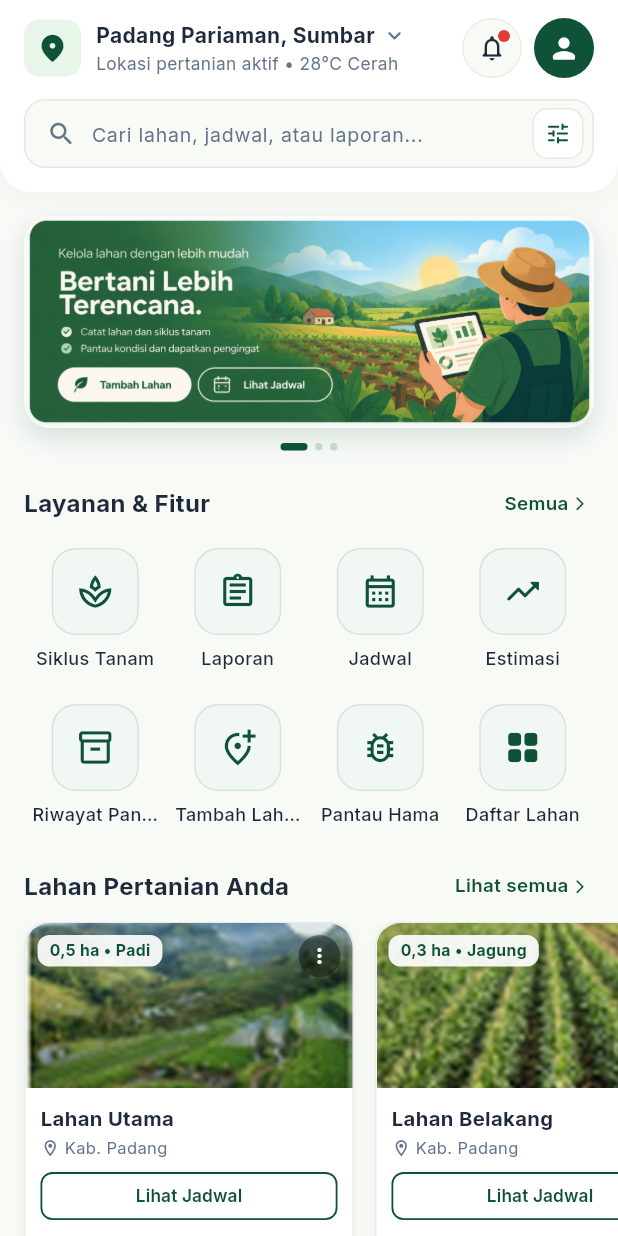
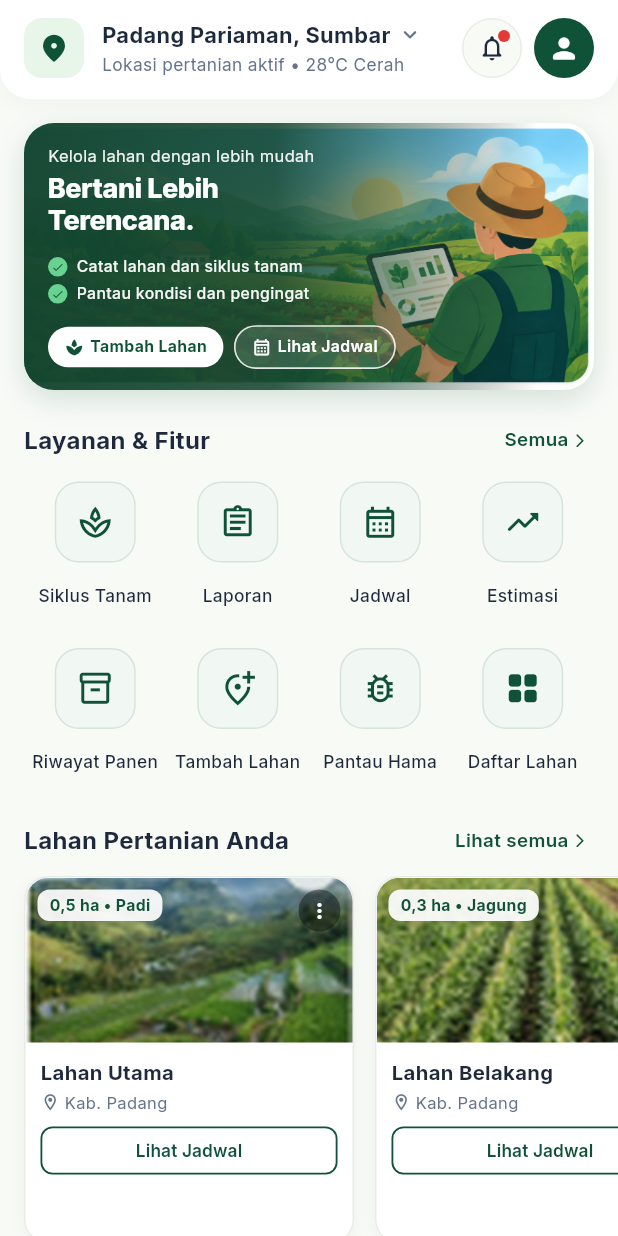
Before and after one commit to Ferdian-R/AgroPlan, a Flutter app: the HomeScreen screen opened by its route, on a phone screen of 412 x 824 dp. Run offline on Flutter 3.47's test engine with Material 3 defaults, Android fonts, the phone set to English and light mode, and no system bars; our stand-ins replace google_fonts, image_picker.

Commit message:
feat(home): rapikan jarak menu 4-kolom, hapus search bar, banner dengan teks/tombol/gradasi manual tanpa dots

```diff
--- a/lib/screens/home/home_screen.dart
+++ b/lib/screens/home/home_screen.dart
@@ -26,14 +26,6 @@ class HomeScreen extends StatefulWidget {
 }
 
 class _HomeScreenState extends State<HomeScreen> {
-  final TextEditingController _searchController = TextEditingController();
-
-  @override
-  void dispose() {
-    _searchController.dispose();
-    super.dispose();
-  }
-
   /// Navigasi ke halaman placeholder untuk fitur lanjutan
   void _navigateToPlaceholder(
     BuildContext context, {
@@ -135,21 +127,21 @@ class _HomeScreenState extends State<HomeScreen> {
             crossAxisAlignment: CrossAxisAlignment.start,
             children: [
               // ═════════════════════════════════════════════════
-              // 1. TOP HEADER (LOKASI, SEARCH BAR, NOTIFIKASI)
+              // 1. TOP HEADER (LOKASI, NOTIFIKASI, PROFIL)
               // ═════════════════════════════════════════════════
               _buildTopHeader(context),
 
               const SizedBox(height: 16),
 
               // ═════════════════════════════════════════════════
-              // 2. HERO BANNER (GAMBAR KEDUA "BERTANI LEBIH TERENCANA")
+              // 2. HERO BANNER ("BERTANI LEBIH TERENCANA")
               // ═════════════════════════════════════════════════
               _buildHeroBanner(context),
 
-              const SizedBox(height: 24),
+              const SizedBox(height: 22),
 
               // ═════════════════════════════════════════════════
-              // 3. LAYANAN & FITUR (MENU DI BAWAH GAMBAR - 4 KOLOM)
+              // 3. LAYANAN & FITUR (MENU 4 KOLOM X 2 BARIS)
               // ═════════════════════════════════════════════════
               _buildPopularServices(context),
 
@@ -169,11 +161,11 @@ class _HomeScreenState extends State<HomeScreen> {
   }
 
   // ─────────────────────────────────────────────────────────────
-  // 1. TOP HEADER (Lokasi, Profil, Search Bar)
+  // 1. TOP HEADER (Lokasi, Notifikasi, Profil - Tanpa Search Bar)
   // ─────────────────────────────────────────────────────────────
   Widget _buildTopHeader(BuildContext context) {
     return Container(
-      padding: const EdgeInsets.fromLTRB(16, 12, 16, 16),
+      padding: const EdgeInsets.fromLTRB(16, 12, 16, 14),
       decoration: const BoxDecoration(
         color: Colors.white,
         borderRadius: BorderRadius.vertical(bottom: Radius.circular(20)),
@@ -185,17 +177,14 @@ class _HomeScreenState extends State<HomeScreen> {
           ),
         ],
       ),
-      child: Column(
-        children: [
-          // Baris 1: Lokasi & Tombol Aksi (Notifikasi & Profil)
-          Row(
+      child: Row(
         children: [
           Container(
-                width: 38,
-                height: 38,
+            width: 40,
+            height: 40,
             decoration: BoxDecoration(
               color: AppColors.chipGreenBg,
-                  borderRadius: BorderRadius.circular(10),
+              borderRadius: BorderRadius.circular(12),
             ),
             child: const Icon(
               Icons.location_on_rounded,
@@ -203,7 +192,7 @@ class _HomeScreenState extends State<HomeScreen> {
               size: 22,
             ),
           ),
-              const SizedBox(width: 10),
+          const SizedBox(width: 12),
           Expanded(
             child: Column(
               crossAxisAlignment: CrossAxisAlignment.start,
@@ -214,7 +203,7 @@ class _HomeScreenState extends State<HomeScreen> {
                       child: Text(
                         'Padang Pariaman, Sumbar',
                         style: AppTextStyles.cardTitle.copyWith(
-                              fontSize: 14,
+                          fontSize: 14.5,
                           fontWeight: FontWeight.w700,
                           color: AppColors.textPrimary,
                         ),
@@ -230,7 +219,7 @@ class _HomeScreenState extends State<HomeScreen> {
                     ),
                   ],
                 ),
-                    const SizedBox(height: 1),
+                const SizedBox(height: 2),
                 Text(
                   'Lokasi pertanian aktif • 28°C Cerah',
                   style: AppTextStyles.cardSubtitle.copyWith(
@@ -313,103 +302,116 @@ class _HomeScreenState extends State<HomeScreen> {
           ),
         ],
       ),
-
-          const SizedBox(height: 14),
-
-          // Baris 2: Search Bar Modern dengan Filter
-          Container(
-            height: 46,
-            decoration: BoxDecoration(
-              color: AppColors.homeBackground,
-              borderRadius: BorderRadius.circular(14),
-              border: Border.all(color: AppColors.divider.withValues(alpha: 0.8)),
-            ),
-            child: Row(
-              children: [
-                const SizedBox(width: 14),
-                const Icon(
-                  Icons.search_rounded,
-                  color: AppColors.textSecondary,
-                  size: 20,
-                ),
-                const SizedBox(width: 10),
-                Expanded(
-                  child: TextField(
-                    controller: _searchController,
-                    decoration: InputDecoration(
-                      hintText: 'Cari lahan, jadwal, atau laporan...',
-                      hintStyle: AppTextStyles.cardSubtitle.copyWith(fontSize: 13),
-                      border: InputBorder.none,
-                      isDense: true,
-                      contentPadding: EdgeInsets.zero,
-                    ),
-                  ),
-                ),
-                Container(
-                  margin: const EdgeInsets.only(right: 6),
-                  width: 34,
-                  height: 34,
-                  decoration: BoxDecoration(
-                    color: Colors.white,
-                    borderRadius: BorderRadius.circular(10),
-                    border: Border.all(color: AppColors.divider.withValues(alpha: 0.8)),
-                  ),
-                  child: const Icon(
-                    Icons.tune_rounded,
-                    size: 18,
-                    color: AppColors.primary,
-                  ),
-                ),
-              ],
-            ),
-          ),
-        ],
-      ),
     );
   }
 
   // ─────────────────────────────────────────────────────────────
-  // 2. HERO BANNER (Gambar 2: "Bertani Lebih Terencana")
+  // 2. HERO BANNER (Gambar 1 Bersih + Teks, Tombol, Gradasi Manual)
   // ─────────────────────────────────────────────────────────────
   Widget _buildHeroBanner(BuildContext context) {
     return Padding(
       padding: const EdgeInsets.symmetric(horizontal: 16),
-      child: Column(
-        children: [
-          Container(
+      child: Container(
+        height: 178,
+        width: double.infinity,
         decoration: BoxDecoration(
-              borderRadius: BorderRadius.circular(18),
+          borderRadius: BorderRadius.circular(20),
           boxShadow: [
             BoxShadow(
-                  color: AppColors.primary.withValues(alpha: 0.15),
-                  blurRadius: 14,
+              color: AppColors.primary.withValues(alpha: 0.16),
+              blurRadius: 16,
               offset: const Offset(0, 6),
             ),
           ],
         ),
         child: ClipRRect(
-              borderRadius: BorderRadius.circular(18),
-              child: AspectRatio(
-                aspectRatio: 1024 / 381,
+          borderRadius: BorderRadius.circular(20),
           child: Stack(
+            fit: StackFit.expand,
             children: [
-                    // Gambar Banner Utama
+              // Gambar Ilustrasi Bersih (Gambar 1)
+              Image.asset(
+                'assets/images/banner_petani_clean.png',
+                fit: BoxFit.cover,
+                alignment: Alignment.centerRight,
+              ),
+
+              // Gradasi Hijau Gelap Manual di Kiri
               Positioned.fill(
-                      child: Image.asset(
-                        'assets/images/banner_bertani_terencana.png',
-                        fit: BoxFit.cover,
+                child: DecoratedBox(
+                  decoration: BoxDecoration(
+                    gradient: LinearGradient(
+                      begin: Alignment.centerLeft,
+                      end: Alignment.centerRight,
+                      stops: const [0.0, 0.44, 0.66, 0.90],
+                      colors: [
+                        const Color(0xFF14452F).withValues(alpha: 0.97),
+                        const Color(0xFF14452F).withValues(alpha: 0.88),
+                        const Color(0xFF14452F).withValues(alpha: 0.48),
+                        Colors.transparent,
+                      ],
+                    ),
+                  ),
                 ),
               ),
 
-                    // Area Aksi Interaktif Tombol di atas Gambar Banner
-                    // Tombol Kiri: "Tambah Lahan"
-                    Positioned(
-                      left: 12,
-                      bottom: 12,
-                      width: 135,
-                      height: 40,
-                      child: Material(
-                        color: Colors.transparent,
+              // Konten Manual: Teks, Ceklis, dan Tombol Interaktif
+              Padding(
+                padding: const EdgeInsets.fromLTRB(16, 14, 16, 14),
+                child: SizedBox(
+                  width: MediaQuery.of(context).size.width * 0.62,
+                  child: Column(
+                    crossAxisAlignment: CrossAxisAlignment.start,
+                    mainAxisAlignment: MainAxisAlignment.spaceBetween,
+                    children: [
+                      // Subtitle & Judul Utama
+                      Column(
+                        crossAxisAlignment: CrossAxisAlignment.start,
+                        mainAxisSize: MainAxisSize.min,
+                        children: [
+                          Text(
+                            'Kelola lahan dengan lebih mudah',
+                            style: TextStyle(
+                              color: Colors.white.withValues(alpha: 0.92),
+                              fontSize: 11,
+                              fontWeight: FontWeight.w400,
+                              letterSpacing: 0.2,
+                            ),
+                          ),
+                          const SizedBox(height: 3),
+                          const Text(
+                            'Bertani Lebih\nTerencana.',
+                            style: TextStyle(
+                              color: Colors.white,
+                              fontSize: 18,
+                              fontWeight: FontWeight.w800,
+                              height: 1.15,
+                              letterSpacing: -0.3,
+                            ),
+                          ),
+                        ],
+                      ),
+
+                      // Poin Ceklis
+                      Column(
+                        crossAxisAlignment: CrossAxisAlignment.start,
+                        mainAxisSize: MainAxisSize.min,
+                        children: [
+                          _buildBannerCheckItem('Catat lahan dan siklus tanam'),
+                          const SizedBox(height: 3),
+                          _buildBannerCheckItem('Pantau kondisi dan pengingat'),
+                        ],
+                      ),
+
+                      // Tombol Aksi Manual
+                      FittedBox(
+                        alignment: Alignment.centerLeft,
+                        child: Row(
+                          children: [
+                            // Tombol 1: Tambah Lahan (Tombol Putih)
+                            Material(
+                              color: Colors.white,
+                              borderRadius: BorderRadius.circular(20),
                               child: InkWell(
                                 borderRadius: BorderRadius.circular(20),
                                 onTap: () {
@@ -420,18 +422,40 @@ class _HomeScreenState extends State<HomeScreen> {
                                     ),
                                   );
                                 },
+                                child: Padding(
+                                  padding: const EdgeInsets.symmetric(
+                                    horizontal: 11,
+                                    vertical: 6,
+                                  ),
+                                  child: Row(
+                                    mainAxisSize: MainAxisSize.min,
+                                    children: const [
+                                      Icon(
+                                        Icons.spa_rounded,
+                                        size: 13,
+                                        color: AppColors.primary,
+                                      ),
+                                      SizedBox(width: 4),
+                                      Text(
+                                        'Tambah Lahan',
+                                        style: TextStyle(
+                                          color: AppColors.primary,
+                                          fontSize: 10.5,
+                                          fontWeight: FontWeight.w700,
+                                        ),
+                                      ),
+                                    ],
+                                  ),
                                 ),
                               ),
                             ),
 
-                    // Tombol Kanan: "Lihat Jadwal"
-                    Positioned(
-                      left: 155,
-                      bottom: 12,
-                      width: 135,
-                      height: 40,
-                      child: Material(
-                        color: Colors.transparent,
+                            const SizedBox(width: 7),
+
+                            // Tombol 2: Lihat Jadwal (Tombol Kaca / Outlined)
+                            Material(
+                              color: Colors.white.withValues(alpha: 0.12),
+                              borderRadius: BorderRadius.circular(20),
                               child: InkWell(
                                 borderRadius: BorderRadius.circular(20),
                                 onTap: () {
@@ -442,6 +466,44 @@ class _HomeScreenState extends State<HomeScreen> {
                                     ),
                                   );
                                 },
+                                child: Container(
+                                  padding: const EdgeInsets.symmetric(
+                                    horizontal: 11,
+                                    vertical: 6,
+                                  ),
+                                  decoration: BoxDecoration(
+                                    borderRadius: BorderRadius.circular(20),
+                                    border: Border.all(
+                                      color: Colors.white.withValues(alpha: 0.85),
+                                      width: 1.1,
+                                    ),
+                                  ),
+                                  child: Row(
+                                    mainAxisSize: MainAxisSize.min,
+                                    children: const [
+                                      Icon(
+                                        Icons.calendar_month_outlined,
+                                        size: 13,
+                                        color: Colors.white,
+                                      ),
+                                      SizedBox(width: 4),
+                                      Text(
+                                        'Lihat Jadwal',
+                                        style: TextStyle(
+                                          color: Colors.white,
+                                          fontSize: 10.5,
+                                          fontWeight: FontWeight.w600,
+                                        ),
+                                      ),
+                                    ],
+                                  ),
+                                ),
+                              ),
+                            ),
+                          ],
+                        ),
+                      ),
+                    ],
                   ),
                 ),
               ),
@@ -449,49 +511,43 @@ class _HomeScreenState extends State<HomeScreen> {
           ),
         ),
       ),
-          ),
+    );
+  }
 
-          const SizedBox(height: 10),
-
-          // Dots Indicator seperti Gambar 1
-          Row(
-            mainAxisAlignment: MainAxisAlignment.center,
+  Widget _buildBannerCheckItem(String text) {
+    return Row(
+      mainAxisSize: MainAxisSize.min,
       children: [
         Container(
-                width: 18,
-                height: 5,
-                decoration: BoxDecoration(
-                  color: AppColors.primary,
-                  borderRadius: BorderRadius.circular(3),
+          width: 13,
+          height: 13,
+          decoration: const BoxDecoration(
+            color: Color(0xFF68D391),
+            shape: BoxShape.circle,
+          ),
+          child: const Center(
+            child: Icon(
+              Icons.check_rounded,
+              size: 9,
+              color: Color(0xFF14452F),
             ),
           ),
-              const SizedBox(width: 5),
-              Container(
-                width: 5,
-                height: 5,
-                decoration: const BoxDecoration(
-                  color: Color(0xFFC8D6CE),
-                  shape: BoxShape.circle,
         ),
-              ),
-              const SizedBox(width: 5),
-              Container(
-                width: 5,
-                height: 5,
-                decoration: const BoxDecoration(
-                  color: Color(0xFFC8D6CE),
-                  shape: BoxShape.circle,
+        const SizedBox(width: 6),
+        Text(
+          text,
+          style: TextStyle(
+            color: Colors.white.withValues(alpha: 0.95),
+            fontSize: 10.5,
+            fontWeight: FontWeight.w500,
           ),
         ),
       ],
-          ),
-        ],
-      ),
     );
   }
 
   // ─────────────────────────────────────────────────────────────
-  // 3. LAYANAN & FITUR (Menu di bawah gambar - 4 Kolom x 2 Baris)
+  // 3. LAYANAN & FITUR (Menu 4 Kolom x 2 Baris - Jarak Simetris)
   // ─────────────────────────────────────────────────────────────
   Widget _buildPopularServices(BuildContext context) {
     return Padding(
@@ -541,7 +597,7 @@ class _HomeScreenState extends State<HomeScreen> {
 
           const SizedBox(height: 14),
 
-          // Grid 4 Kolom x 2 Baris
+          // Baris 1: 4 Menu
           Row(
             crossAxisAlignment: CrossAxisAlignment.start,
             children: [
@@ -604,8 +660,9 @@ class _HomeScreenState extends State<HomeScreen> {
             ],
           ),
 
-          const SizedBox(height: 14),
+          const SizedBox(height: 16),
 
+          // Baris 2: 4 Menu (Sejajar sempurna dengan Baris 1)
           Row(
             crossAxisAlignment: CrossAxisAlignment.start,
             children: [
@@ -681,14 +738,15 @@ class _HomeScreenState extends State<HomeScreen> {
       onTap: onTap,
       borderRadius: BorderRadius.circular(16),
       child: Padding(
-        padding: const EdgeInsets.symmetric(horizontal: 4, vertical: 4),
+        padding: const EdgeInsets.symmetric(horizontal: 2, vertical: 2),
         child: Column(
+          mainAxisSize: MainAxisSize.min,
           children: [
             Container(
-              width: 58,
-              height: 58,
+              width: 54,
+              height: 54,
               decoration: BoxDecoration(
-                color: const Color(0xFFF1F8F4), // Hijau pastel sangat lembut
+                color: const Color(0xFFF1F8F4),
                 borderRadius: BorderRadius.circular(16),
                 border: Border.all(
                   color: AppColors.primary.withValues(alpha: 0.12),
@@ -699,21 +757,27 @@ class _HomeScreenState extends State<HomeScreen> {
                 child: Icon(
                   icon,
                   color: AppColors.primary,
-                  size: 26,
+                  size: 25,
                 ),
               ),
             ),
             const SizedBox(height: 7),
-            Text(
+            SizedBox(
+              height: 30,
+              child: Center(
+                child: Text(
                   title,
                   textAlign: TextAlign.center,
                   style: AppTextStyles.cardTitle.copyWith(
-                fontSize: 12,
+                    fontSize: 11.5,
                     fontWeight: FontWeight.w500,
                     color: AppColors.textPrimary,
+                    height: 1.2,
                   ),
-              maxLines: 1,
+                  maxLines: 2,
                   overflow: TextOverflow.ellipsis,
+                ),
+              ),
             ),
           ],
         ),
```
Also changed, not shown: assets/images/banner_petani_clean.png (added). Lines whose indentation alone changed are shown as unchanged.
